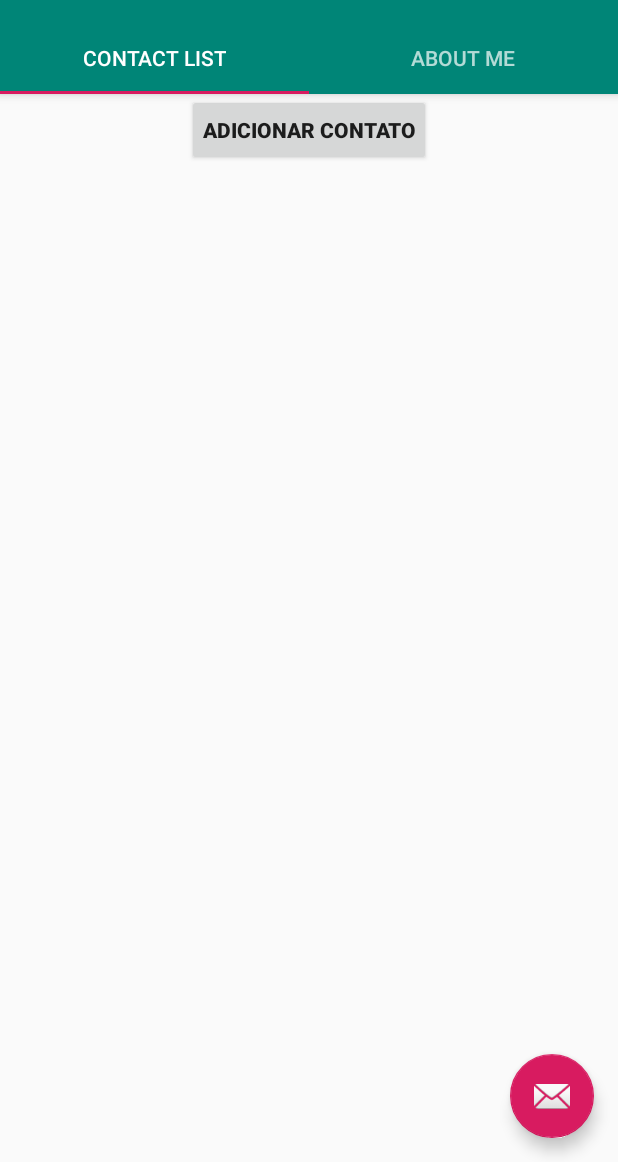
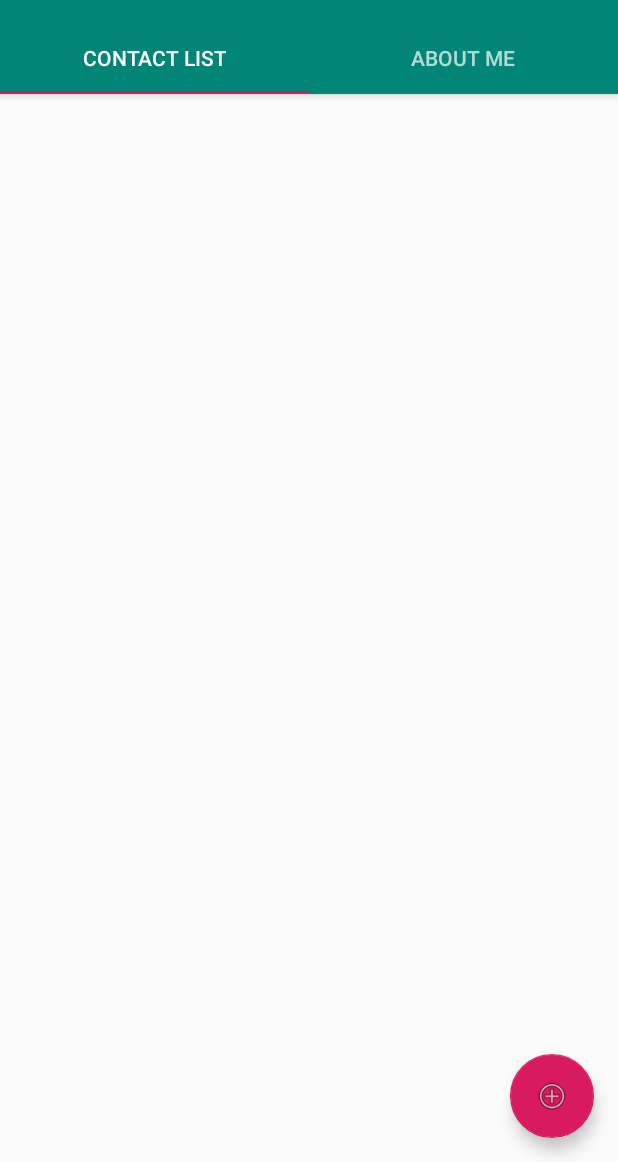
Before and after one commit to MarlenaMartins1533/Agenda, an Android app: the screen it shows after launch (MainActivity), on a phone screen of 412 x 824 dp, the part 74-1236 px from its top. Run offline under Robolectric (Android 15) with nearby library versions, the phone set to English and light mode, and no system bars; our stand-ins replace Room's generated code.

Commit message:
Now FloatingButton is Add Contact

```diff
--- a/app/src/main/java/com/marlena/agenda/MainActivity.kt
+++ b/app/src/main/java/com/marlena/agenda/MainActivity.kt
@@ -1,5 +1,6 @@
 package com.marlena.agenda
 
+import android.content.Intent
 import android.support.design.widget.TabLayout
 import android.support.design.widget.Snackbar
 import android.support.v7.app.AppCompatActivity
@@ -10,6 +11,7 @@ import android.support.v4.app.FragmentPagerAdapter
 import android.os.Bundle
 import android.view.Menu
 import android.view.MenuItem
+import com.marlena.agenda.view.activities.AddContactActivity
 import com.marlena.agenda.view.fragments.AboutFragment
 import com.marlena.agenda.view.fragments.ContactListFragment
 
@@ -42,9 +44,11 @@ class MainActivity : AppCompatActivity() {
         container.addOnPageChangeListener(TabLayout.TabLayoutOnPageChangeListener(tabs))
         tabs.addOnTabSelectedListener(TabLayout.ViewPagerOnTabSelectedListener(container))
 
-        fab.setOnClickListener { view ->
-            Snackbar.make(view, "Replace with your own action", Snackbar.LENGTH_LONG)
-                .setAction("Action", null).show()
+        fab.setOnClickListener {
+            goToAddContactListActivity()
+//                view ->
+//            Snackbar.make(view, "Replace with your own action", Snackbar.LENGTH_LONG)
+//                .setAction("Action", null).show()
         }
 
     }
@@ -68,7 +72,6 @@ class MainActivity : AppCompatActivity() {
 
         return super.onOptionsItemSelected(item)
     }
-
 
     /**
      * A [FragmentPagerAdapter] that returns a fragment corresponding to
@@ -98,4 +101,8 @@ class MainActivity : AppCompatActivity() {
         }
     }
 
+    private fun goToAddContactListActivity() {
+        val intent = Intent(this, AddContactActivity::class.java)
+        startActivity(intent)
+    }
 }
--- a/app/src/main/java/com/marlena/agenda/view/fragments/ContactListFragment.kt
+++ b/app/src/main/java/com/marlena/agenda/view/fragments/ContactListFragment.kt
@@ -41,9 +41,9 @@ class ContactListFragment : Fragment(), ContactInterface.View {
         contato_list_recyclerview?.layoutManager = layoutManager
         contato_list_recyclerview.adapter = adapter
 
-        add_contato_pageTXT.setOnClickListener {
-            goToAddContactListActivity()
-        }
+//        add_contato_pageTXT.setOnClickListener {
+//            goToAddContactListActivity()
+//        }
     }
 
     override fun onResume() {
@@ -71,11 +71,11 @@ class ContactListFragment : Fragment(), ContactInterface.View {
             adapter?.notifyDataSetChanged()
         }
     }
-    private fun goToAddContactListActivity() {
-        val intent = Intent(context, AddContactActivity::class.java)
-//        startActivityForResult(intent, ADDCONTACT_CODE)
-        startActivity(intent)
-    }
+//    private fun goToAddContactListActivity() {
+//        val intent = Intent(context, AddContactActivity::class.java)
+////        startActivityForResult(intent, ADDCONTACT_CODE)
+//        startActivity(intent)
+//    }
 
 //        private fun updateList(){
 //            AgendaDB.instance.contactDAO().getContacts()?.let {
--- a/app/src/main/res/layout/activity_main.xml
+++ b/app/src/main/res/layout/activity_main.xml
@@ -60,6 +60,6 @@
             android:layout_height="wrap_content"
             android:layout_gravity="end|bottom"
             android:layout_margin="@dimen/fab_margin"
-            app:srcCompat="@android:drawable/ic_dialog_email"/>
+            app:srcCompat="@android:drawable/ic_menu_add"/>
 
 </android.support.design.widget.CoordinatorLayout>
--- a/app/src/main/res/layout/fragment_contact_list.xml
+++ b/app/src/main/res/layout/fragment_contact_list.xml
@@ -9,15 +9,6 @@
         android:orientation="vertical"
         tools:context=".view.fragments.ContactListFragment">
 
-    <Button
-            android:id="@+id/add_contato_pageTXT"
-            android:layout_width="wrap_content"
-            android:layout_height="wrap_content"
-            android:text="@string/add_contact"
-            android:layout_gravity="center"
-            android:textStyle="bold"
-            android:padding="10dp"/>
-
     <android.support.v7.widget.RecyclerView
             android:id="@+id/contato_list_recyclerview"
             android:layout_width="match_parent"
```
Also changed, not shown: app/src/main/res/drawable/agenda.png (added), app/src/main/res/drawable/plus.png (added).
